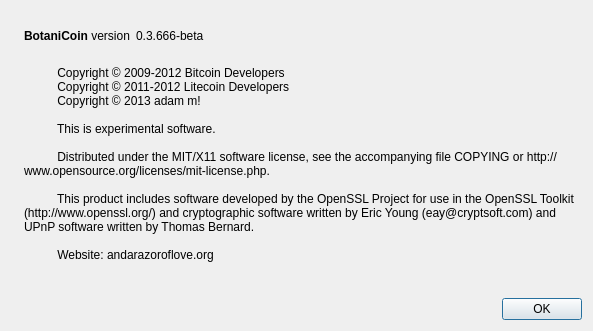
The window that src/qt/forms/aboutdialog.ui (donatcoin/sourse) describes before a commit, drawn with Qt 5.
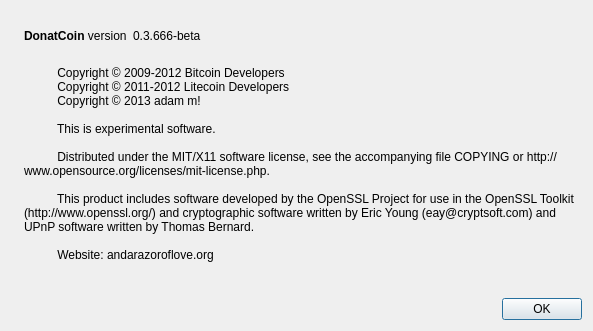
The same window after the commit. Icons and pictures are not drawn.

The edit to the form file:
```diff
--- a/src/qt/forms/aboutdialog.ui
+++ b/src/qt/forms/aboutdialog.ui
@@ -50,7 +50,7 @@
           <cursorShape>IBeamCursor</cursorShape>
          </property>
          <property name="text">
-          <string>&lt;b&gt;BotaniCoin&lt;/b&gt; version</string>
+          <string>&lt;b&gt;DonatCoin&lt;/b&gt; version</string>
          </property>
          <property name="textInteractionFlags">
           <set>Qt::LinksAccessibleByMouse|Qt::TextSelectableByKeyboard|Qt::TextSelectableByMouse</set>
```
Left out of the diff: 2 changed lines with no effect on the pictures.
